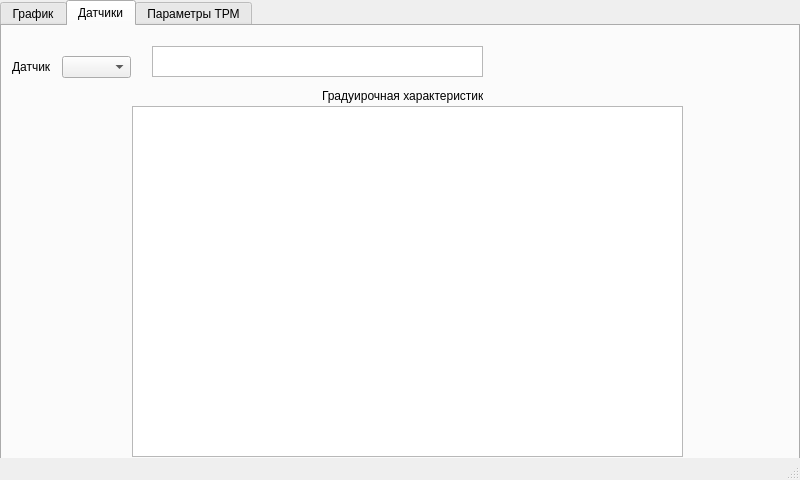
Before: the Qt Designer form src/dissertation_gui/main_window.ui in Marik28/dissertation, drawn with Qt 5.
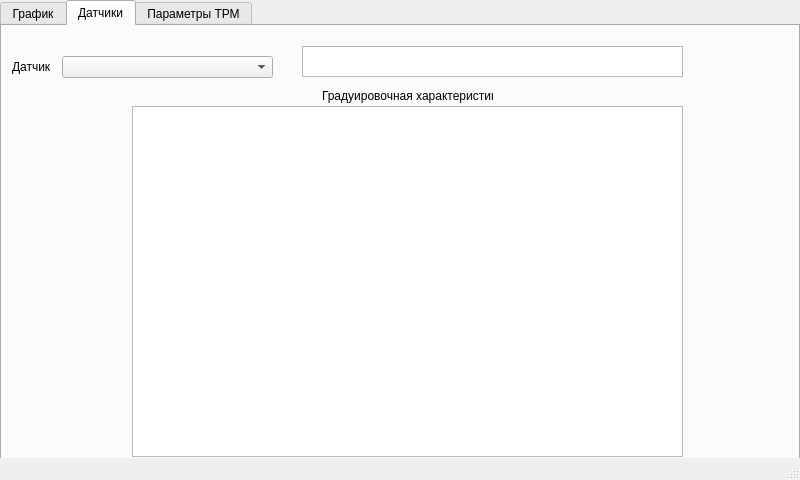
After: the same form once the commit is applied. Custom widgets are drawn as their Qt base class.

Patch:
```diff
--- a/src/dissertation_gui/main_window.ui
+++ b/src/dissertation_gui/main_window.ui
@@ -50,7 +50,7 @@
        <rect>
         <x>60</x>
         <y>30</y>
-        <width>69</width>
+        <width>211</width>
         <height>22</height>
        </rect>
       </property>
@@ -71,9 +71,9 @@
      <widget class="QTextBrowser" name="sensor_info_text_browser">
       <property name="geometry">
        <rect>
-        <x>150</x>
+        <x>300</x>
         <y>20</y>
-        <width>331</width>
+        <width>381</width>
         <height>31</height>
        </rect>
       </property>
@@ -93,12 +93,12 @@
        <rect>
         <x>320</x>
         <y>60</y>
-        <width>161</width>
+        <width>171</width>
         <height>20</height>
        </rect>
       </property>
       <property name="text">
-       <string>Градуирочная характеристика</string>
+       <string>Градуировочная характеристика</string>
       </property>
      </widget>
     </widget>
```
